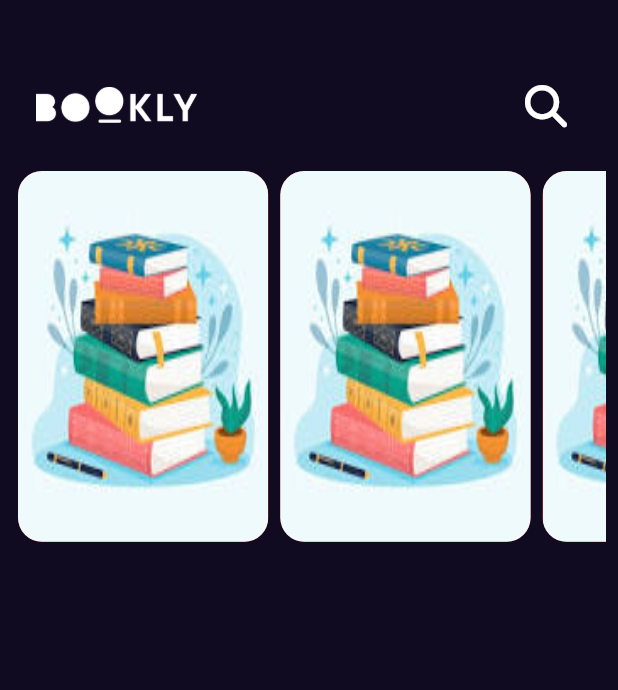
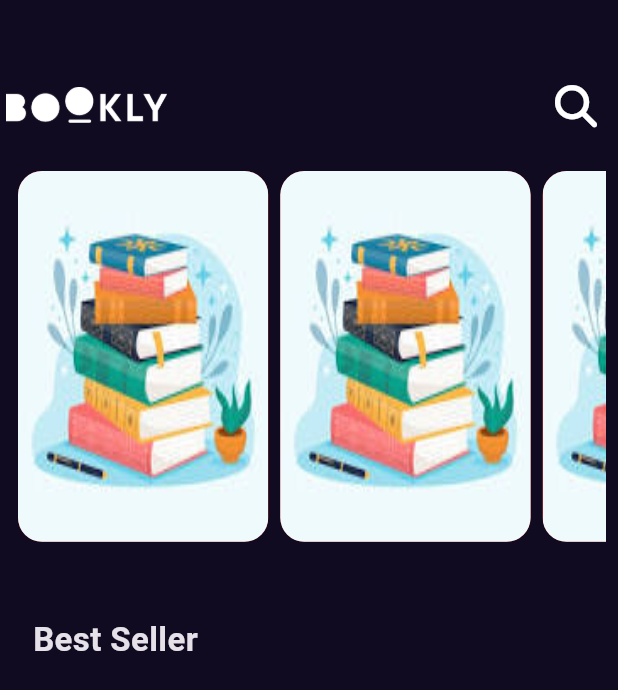
Before and after one commit to HamzaLahmedi/Bookly_app_mvvm_bloc, a Flutter app: the screen it shows after launch, on a phone screen of 412 x 824 dp. Shown: the top 690 px of the screen. Run offline on Flutter 3.47's test engine with Material 3 defaults, Android fonts, the phone set to English and light mode, and no system bars; our stand-ins replace font_awesome_flutter, get.

Commit message:
create styles file and add title to home view

```diff
--- /dev/null
+++ b/bookly_app/lib/core/utils/styles.dart
@@ -0,0 +1,8 @@
+import 'package:flutter/material.dart';
+
+abstract class Styles {
+  static const titleMedium = TextStyle(
+    fontSize: 22,
+    fontWeight: FontWeight.w600,
+  );
+}
--- a/bookly_app/lib/features/home/presentation/views/widgets/custom_appbar.dart
+++ b/bookly_app/lib/features/home/presentation/views/widgets/custom_appbar.dart
@@ -11,8 +11,7 @@ class CustomAppBar extends StatelessWidget {
       padding: const EdgeInsets.only(
         top: 46,
         bottom: 20,
-        left: 24,
-        right: 24,
+
       ),
       child: Row(
         children: [
--- a/bookly_app/lib/features/home/presentation/views/widgets/featured_book_list_view.dart
+++ b/bookly_app/lib/features/home/presentation/views/widgets/featured_book_list_view.dart
@@ -7,7 +7,7 @@ class FeaturedBookListView extends StatelessWidget {
   @override
   Widget build(BuildContext context) {
     return Padding(
-      padding: const EdgeInsets.symmetric(horizontal: 8),
+      padding: const EdgeInsets.symmetric(horizontal: 4),
       child: SizedBox(
         height: MediaQuery.of(context).size.height * .3,
         child: ListView.builder(
--- a/bookly_app/lib/features/home/presentation/views/widgets/home_view_body.dart
+++ b/bookly_app/lib/features/home/presentation/views/widgets/home_view_body.dart
@@ -1,3 +1,4 @@
+import 'package:bookly_app/core/utils/styles.dart';
 import 'package:bookly_app/features/home/presentation/views/widgets/custom_appbar.dart';
 import 'package:bookly_app/features/home/presentation/views/widgets/featured_list_view_item.dart';
 import 'package:bookly_app/features/home/presentation/views/widgets/featured_book_list_view.dart';
@@ -8,11 +9,25 @@ class HomeViewBody extends StatelessWidget {
 
   @override
   Widget build(BuildContext context) {
-    return const Column(
-      children: [
-        CustomAppBar(),
-        FeaturedBookListView(),
-      ],
+    return const Padding(
+      padding:  EdgeInsets.symmetric(horizontal: 4),
+      child:  Column(
+        crossAxisAlignment: CrossAxisAlignment.start,
+        children: [
+          CustomAppBar(),
+          FeaturedBookListView(),
+          SizedBox(
+            height: 50,
+          ),
+          Padding(
+            padding: EdgeInsets.symmetric(horizontal: 18),
+            child: Text(
+              'Best Seller',
+              style: Styles.titleMedium,
+            ),
+          ),
+        ],
+      ),
     );
   }
 }
```
